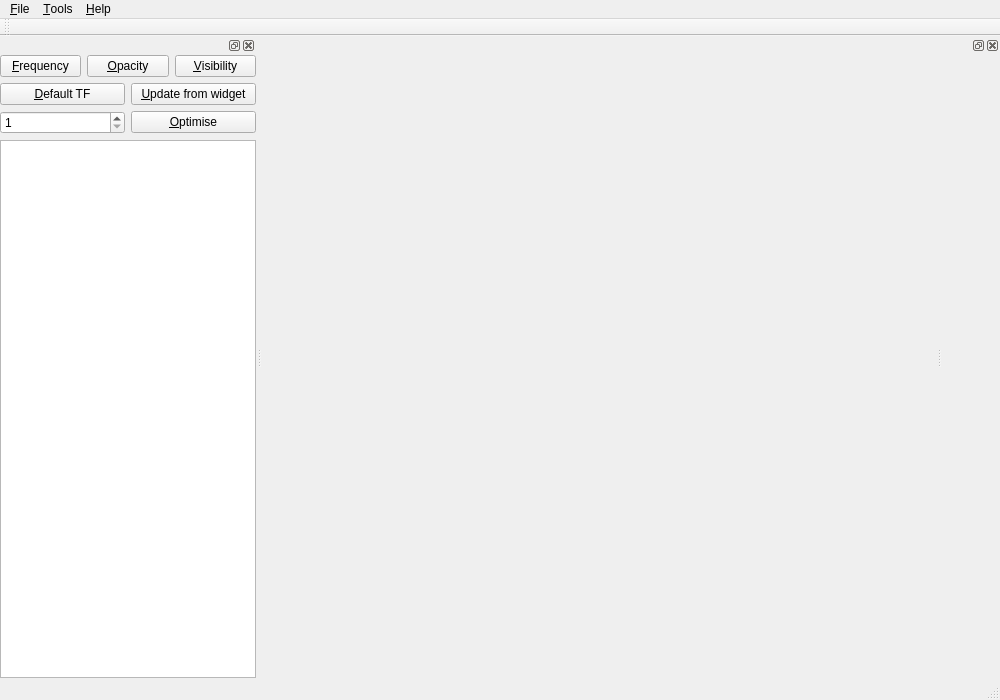
Qt form VolumeRenderer/mainwindow.ui (luosz/volume-visualiser) before a commit.
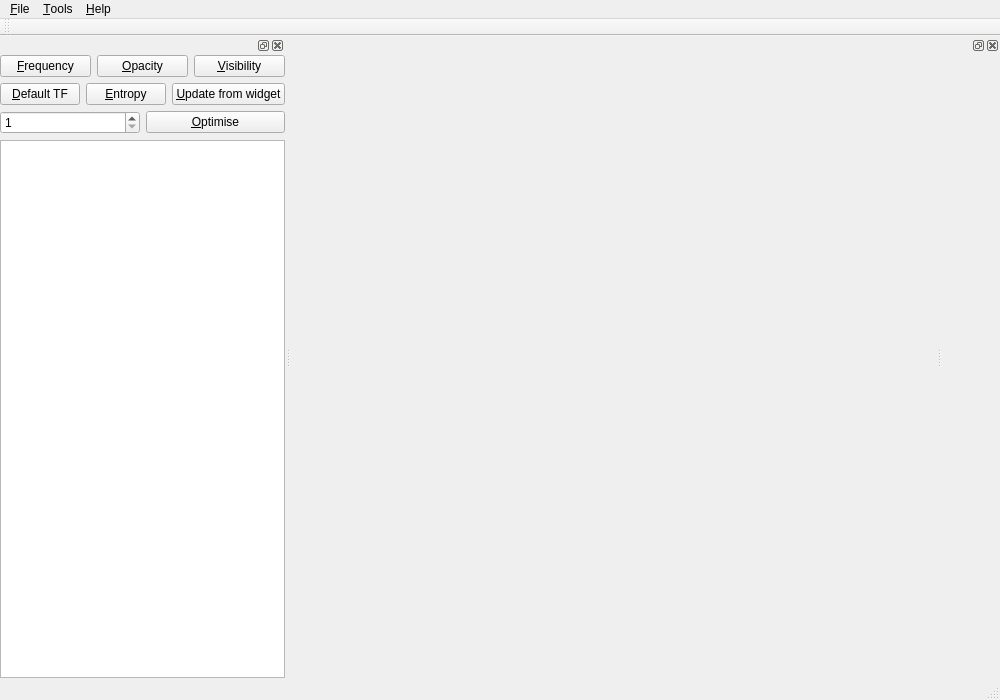
The same form after that commit.

Patch:
```diff
--- a/VolumeRenderer/mainwindow.ui
+++ b/VolumeRenderer/mainwindow.ui
@@ -174,6 +174,13 @@
              </property>
             </widget>
            </item>
+           <item>
+            <widget class="QPushButton" name="entropyButton">
+             <property name="text">
+              <string>&amp;Entropy</string>
+             </property>
+            </widget>
+           </item>
            <item>
             <widget class="QPushButton" name="updateButton">
              <property name="text">
```
